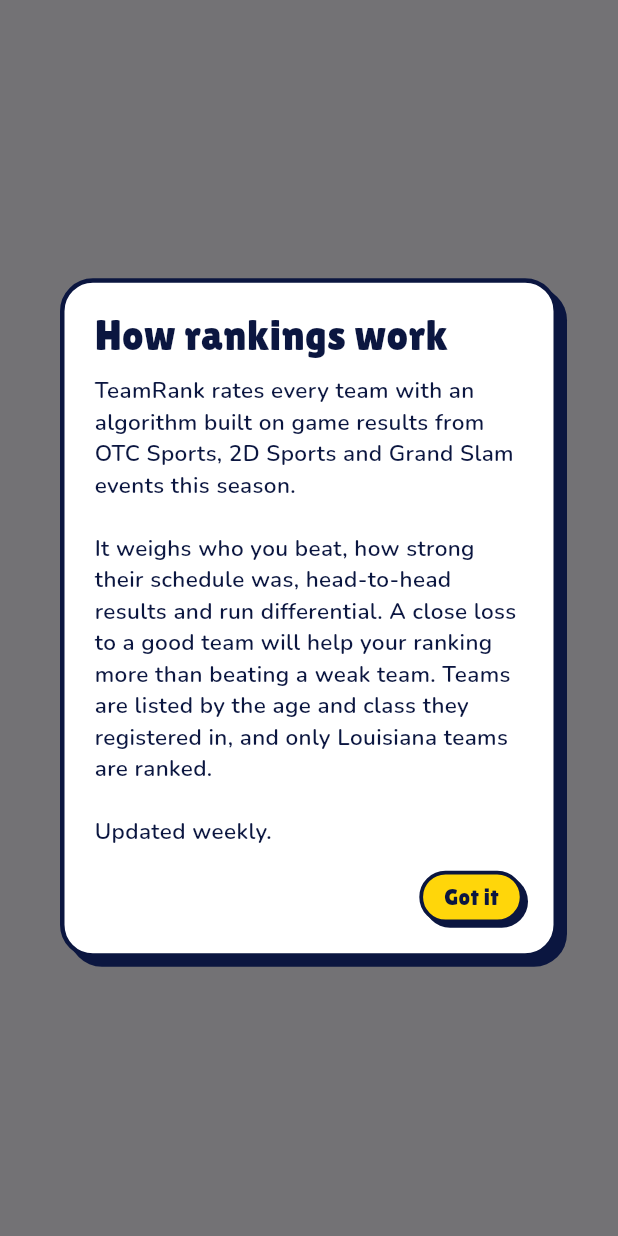
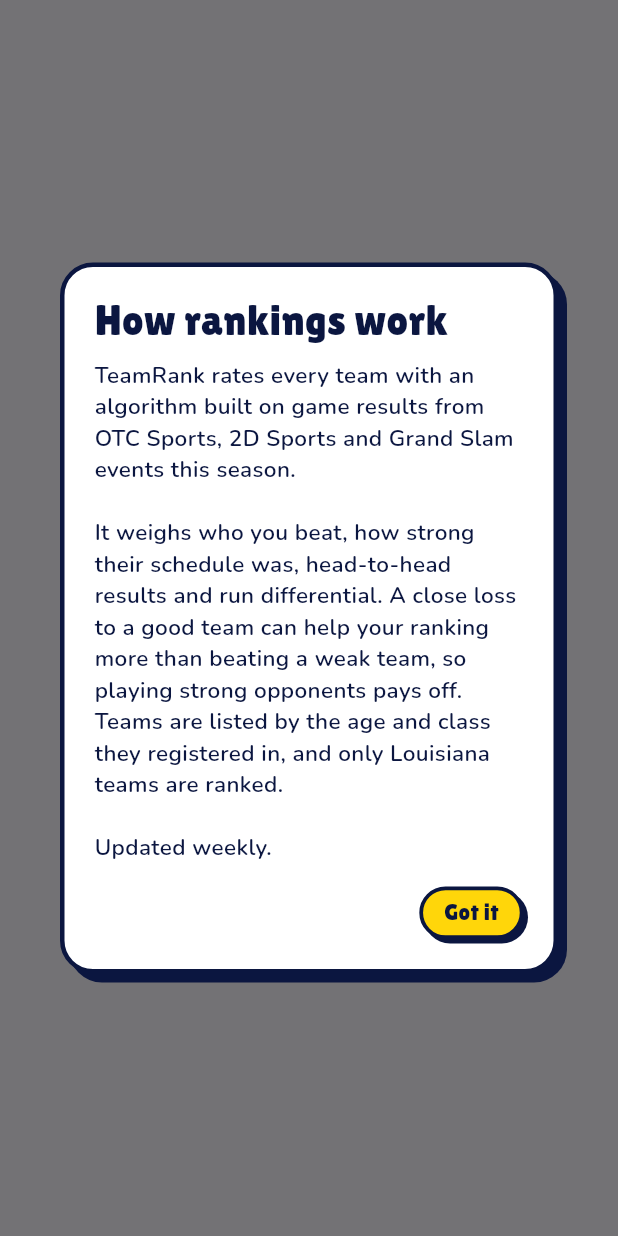
Before and after one commit to jfreema/TeamRank, a Flutter app: what showAboutRankings() shows on an empty page, opened directly, on a phone screen of 412 x 824 dp. Run offline on Flutter 3.47's test engine with Material 3 defaults, Android fonts, the phone set to English and light mode, and no system bars; our stand-ins replace cloud_firestore, firebase_auth, firebase_core; accounts and stored records are empty; network calls fail.

Commit message:
Info page: soften close-loss sentence, encourage playing strong teams
Co-Authored-By: Claude Opus 5.5 (1M context) <noreply@anthropic.com>
Claude-Session: https://claude.ai/code/session_01S3cJdbvM3xhNdYghrNvuwr

```diff
--- a/app/lib/screens/rankings_screen.dart
+++ b/app/lib/screens/rankings_screen.dart
@@ -387,8 +387,9 @@ void showAboutRankings(BuildContext context) {
                     'TeamRank rates every team with an algorithm built on game results '
                     'from OTC Sports, 2D Sports and Grand Slam events this season.\n\n'
                     'It weighs who you beat, how strong their schedule was, head-to-head '
-                    'results and run differential. A close loss to a good team will help '
-                    'your ranking more than beating a weak team. Teams are listed by the age and class '
+                    'results and run differential. A close loss to a good team can help '
+                    'your ranking more than beating a weak team, so playing strong '
+                    'opponents pays off. Teams are listed by the age and class '
                     'they registered in, and only Louisiana teams are ranked.\n\n'
                     'Updated weekly.',
                     style: body(15, weight: 600),
```
